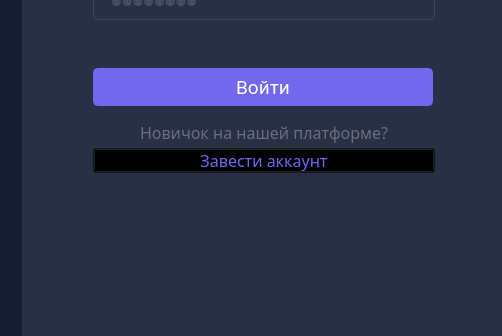
yurii-bel/project_2021, file design/login_d.ui: the form before one commit; both pictures show x 778 to 1280 and y 432 to 768 of the 1280 by 768 pixel window.
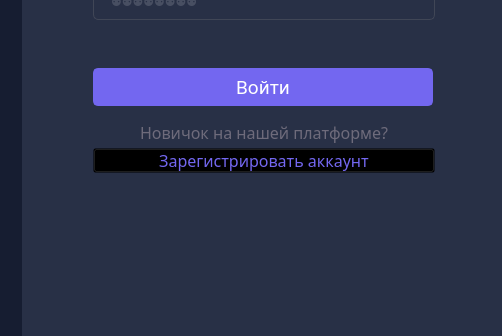
The form after the commit. Icons and pictures are not drawn.

```diff
--- a/design/login_d.ui
+++ b/design/login_d.ui
@@ -248,7 +248,7 @@
 }</string>
     </property>
     <property name="text">
-     <string>Завести аккаунт</string>
+     <string>Зарегистрировать аккаунт</string>
     </property>
    </widget>
    <widget class="QLineEdit" name="login_lineedit_password">
```
